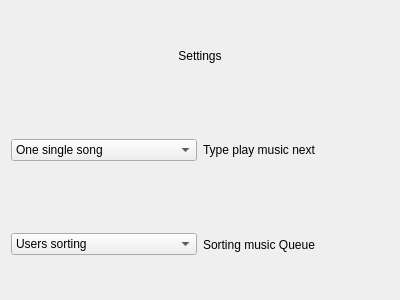
First picture: the form in app/windowsetting.ui, repository dmushynska/uamp, before the edit.
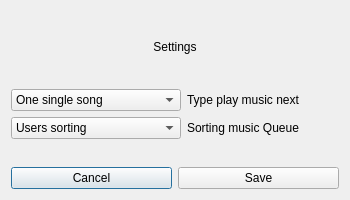
Second picture: the form after the edit.

Commit message: add type next music and start work sort

The edit to the form file:
```diff
--- a/app/windowsetting.ui
+++ b/app/windowsetting.ui
@@ -6,10 +6,22 @@
    <rect>
     <x>0</x>
     <y>0</y>
-    <width>400</width>
-    <height>300</height>
+    <width>350</width>
+    <height>200</height>
    </rect>
   </property>
+  <property name="minimumSize">
+   <size>
+    <width>350</width>
+    <height>200</height>
+   </size>
+  </property>
+  <property name="maximumSize">
+   <size>
+    <width>350</width>
+    <height>200</height>
+   </size>
+  </property>
   <property name="windowTitle">
    <string>Dialog</string>
   </property>
@@ -25,44 +37,34 @@
     </widget>
    </item>
    <item>
-    <layout class="QHBoxLayout" name="horizontalLayout">
-     <item>
-      <widget class="QComboBox" name="TypePlay">
-       <item>
-        <property name="text">
-         <string>One single song</string>
-        </property>
-       </item>
-       <item>
-        <property name="text">
-         <string>Loop Queue</string>
-        </property>
-       </item>
-       <item>
-        <property name="text">
-         <string>Repeat a single song</string>
-        </property>
-       </item>
-       <item>
-        <property name="text">
-         <string>Random music</string>
-        </property>
-       </item>
-      </widget>
-     </item>
-     <item>
+    <layout class="QFormLayout" name="formLayout">
+     <item row="1" column="1">
       <widget class="QLabel" name="label">
        <property name="text">
         <string>Type play music next</string>
        </property>
       </widget>
      </item>
-    </layout>
-   </item>
-   <item>
-    <layout class="QHBoxLayout" name="horizontalLayout_2">
-     <item>
+     <item row="2" column="0">
       <widget class="QComboBox" name="TypeSort">
+       <property name="sizePolicy">
+        <sizepolicy hsizetype="Expanding" vsizetype="Fixed">
+         <horstretch>0</horstretch>
+         <verstretch>0</verstretch>
+        </sizepolicy>
+       </property>
+       <property name="minimumSize">
+        <size>
+         <width>170</width>
+         <height>0</height>
+        </size>
+       </property>
+       <property name="maximumSize">
+        <size>
+         <width>170</width>
+         <height>16777215</height>
+        </size>
+       </property>
        <item>
         <property name="text">
          <string>Users sorting</string>
@@ -90,10 +92,64 @@
        </item>
       </widget>
      </item>
-     <item>
+     <item row="2" column="1">
       <widget class="QLabel" name="label_2">
        <property name="text">
         <string>Sorting music Queue</string>
+       </property>
+      </widget>
+     </item>
+     <item row="1" column="0">
+      <widget class="QComboBox" name="TypePlay">
+       <property name="minimumSize">
+        <size>
+         <width>170</width>
+         <height>0</height>
+        </size>
+       </property>
+       <property name="maximumSize">
+        <size>
+         <width>170</width>
+         <height>16777215</height>
+        </size>
+       </property>
+       <item>
+        <property name="text">
+         <string>One single song</string>
+        </property>
+       </item>
+       <item>
+        <property name="text">
+         <string>Loop Queue</string>
+        </property>
+       </item>
+       <item>
+        <property name="text">
+         <string>Repeat a single song</string>
+        </property>
+       </item>
+       <item>
+        <property name="text">
+         <string>Random music</string>
+        </property>
+       </item>
+      </widget>
+     </item>
+    </layout>
+   </item>
+   <item>
+    <layout class="QHBoxLayout" name="horizontalLayout_3">
+     <item>
+      <widget class="QPushButton" name="pushButton_Cancel">
+       <property name="text">
+        <string>Cancel</string>
+       </property>
+      </widget>
+     </item>
+     <item>
+      <widget class="QPushButton" name="pushButton_Save">
+       <property name="text">
+        <string>Save</string>
        </property>
       </widget>
      </item>
```
Left out of the diff: 2 changed lines with no effect on the pictures. The commit also changes 11 other files.
